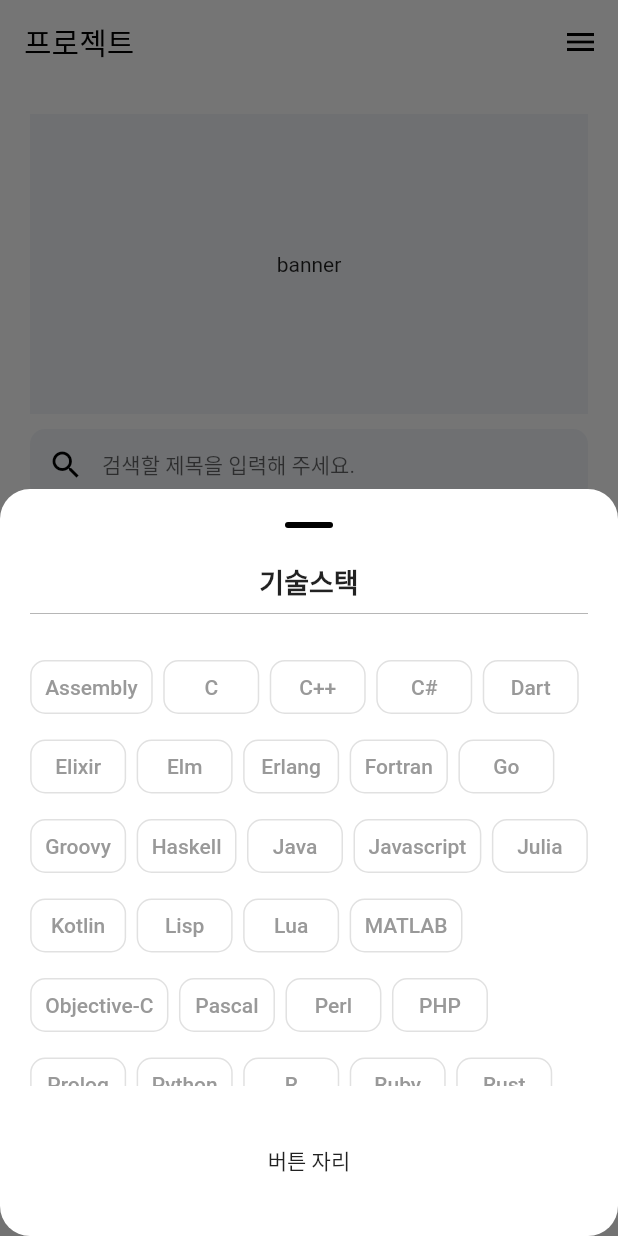
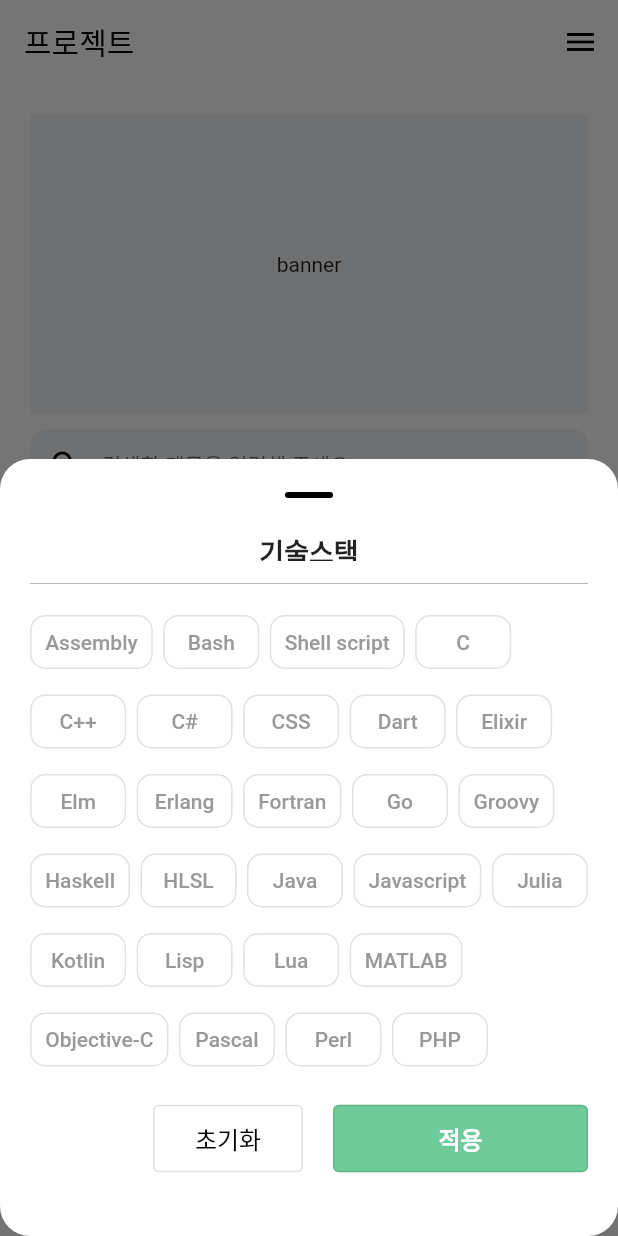
Before and after one commit to ggalmury/dev-community, a Flutter app: the screen it shows after launch, after a tap on "상세검색", after a tap on "기술스택", on a phone screen of 412 x 824 dp. Run offline on Flutter 3.47's test engine with Material 2 defaults, Android fonts, the phone set to English and light mode, and no system bars; our stand-ins replace bloc, equatable, flutter_bloc, logger.

Commit message:
finished implementing filtering

```diff
--- a/lib/bloc/screen/project/project_search_filter_bloc.dart
+++ b/lib/bloc/screen/project/project_search_filter_bloc.dart
@@ -12,6 +12,8 @@ class ProjectSearchFilterBloc extends Bloc<DefaultProjectSearchFilterEvent,
         _initProjectSearchFilterEventHandler(event, emit);
       } else if (event is SetProjectSearchFilterEvent) {
         _setProjectSearchFilterEventHandler(event, emit);
+      } else if (event is ResetProjectSearchFilterEvent) {
+        _resetProjectSearchFilterEventHandler(event, emit);
       }
     });
   }
@@ -32,7 +34,18 @@ class ProjectSearchFilterBloc extends Bloc<DefaultProjectSearchFilterEvent,
     newFilterMap[event.category] = copiedList;
 
     emit(CurrentProjectSearchFilterState(filterMap: newFilterMap));
-    loggerNoStack.i(state.filterMap);
+    loggerNoStack.i("SetProjectSearchFilterEvent: ${state.filterMap}");
+  }
+
+  void _resetProjectSearchFilterEventHandler(
+      ResetProjectSearchFilterEvent event, emit) {
+    final newFilterMap =
+        Map<SearchFilterCategory, List<String>>.from(state.filterMap);
+
+    newFilterMap[event.category] = [];
+
+    emit(CurrentProjectSearchFilterState(filterMap: newFilterMap));
+    loggerNoStack.i("ResetProjectSearchFilterEvent: ${state.filterMap}");
   }
 }
 
@@ -53,7 +66,16 @@ class SetProjectSearchFilterEvent extends DefaultProjectSearchFilterEvent {
   SetProjectSearchFilterEvent({required this.category, required this.data});
 
   @override
-  List<Object?> get props => [data];
+  List<Object?> get props => [category, data];
+}
+
+class ResetProjectSearchFilterEvent extends DefaultProjectSearchFilterEvent {
+  final SearchFilterCategory category;
+
+  ResetProjectSearchFilterEvent({required this.category});
+
+  @override
+  List<Object?> get props => [category];
 }
 
 // state
--- a/lib/main.dart
+++ b/lib/main.dart
@@ -1,7 +1,9 @@
+import 'package:dev_community/bloc/screen/project/project_search_filter_bloc.dart';
 import 'package:dev_community/screens/index.dart';
 import 'package:dev_community/utils/customs/custom_style.dart';
 import 'package:flutter/material.dart';
 import 'package:flutter/services.dart';
+import 'package:flutter_bloc/flutter_bloc.dart';
 import 'package:logger/logger.dart';
 
 var logger = Logger(
@@ -21,7 +23,14 @@ class MyApp extends StatelessWidget {
 
   @override
   Widget build(BuildContext context) {
-    return MaterialApp(
+    return MultiBlocProvider(
+      providers: [
+        BlocProvider(
+          create: (context) => ProjectSearchFilterBloc(),
+          lazy: false,
+        )
+      ],
+      child: MaterialApp(
         theme: ThemeData(
             scaffoldBackgroundColor: Colors.white,
             inputDecorationTheme: const InputDecorationTheme(
@@ -40,6 +49,7 @@ class MyApp extends StatelessWidget {
               foregroundColor: Colors.black,
             )),
         home: const Index(),
+      ),
     );
   }
 }
--- a/lib/screens/index.dart
+++ b/lib/screens/index.dart
@@ -4,8 +4,6 @@ import 'package:dev_community/screens/qna.dart';
 import 'package:dev_community/screens/study.dart';
 import 'package:dev_community/utils/customs/custom_color.dart';
 import 'package:flutter/material.dart';
-import 'package:flutter_bloc/flutter_bloc.dart';
-import '../bloc/screen/project/project_search_filter_bloc.dart';
 
 class Index extends StatefulWidget {
   const Index({super.key});
@@ -18,11 +16,7 @@ class _IndexState extends State<Index> {
   int _currentIndex = 0;
 
   final List<Widget> _screens = [
-    BlocProvider(
-      create: (context) => ProjectSearchFilterBloc(),
-      lazy: false,
-      child: const Project(),
-    ),
+    const Project(),
     const Study(),
     const QnA(),
     const Profile(),
--- a/lib/screens/project.dart
+++ b/lib/screens/project.dart
@@ -1,14 +1,11 @@
 import 'package:dev_community/main.dart';
 import 'package:dev_community/utils/customs/custom_color.dart';
-import 'package:dev_community/utils/helpers/screen_helper.dart';
 import 'package:dev_community/widgets/atoms/inputs/input_search.dart';
 import 'package:flutter/material.dart';
-import 'package:flutter_bloc/flutter_bloc.dart';
 import '../bloc/screen/project/project_search_filter_bloc.dart';
 import '../utils/enum.dart';
 import '../widgets/components/project_container.dart';
 import 'package:dev_community/utils/constant.dart' as constants;
-import '../widgets/components/search_filter_body.dart';
 import '../widgets/components/search_filter_row.dart';
 
 class Project extends StatefulWidget {
@@ -26,26 +23,6 @@ class _ProjectState extends State<Project> {
     setState(() {
       searchFilterToggle = !searchFilterToggle;
     });
-  }
-
-  void _dispatchProjectSearchFilterEvent(
-      SearchFilterCategory category, String data) {
-    context
-        .read<ProjectSearchFilterBloc>()
-        .add(SetProjectSearchFilterEvent(category: category, data: data));
-  }
-
-  void _activateBottomSheet(
-      SearchFilterCategory category, String label, List<String> list) {
-    ScreenHelper().modalBottomSheetHandler(
-        context,
-        SearchFilterBody<ProjectSearchFilterBloc>(
-          category: category,
-          list: list,
-          label: label,
-          onChipPressed: _dispatchProjectSearchFilterEvent,
-        ),
-        450);
   }
 
   @override
@@ -110,54 +87,30 @@ class _ProjectState extends State<Project> {
                                       )),
                                 ),
                                 if (searchFilterToggle)
-                                  Column(children: [
+                                  const Column(children: [
                                     SearchFilterRow<ProjectSearchFilterBloc,
                                         DefaultProjectSearchFilterState>(
                                       label: "기술스택",
                                       category: SearchFilterCategory.techSkill,
-                                      onPressed: () {
-                                        _activateBottomSheet(
-                                          SearchFilterCategory.techSkill,
-                                          "기술스택",
-                                          constants.techSkill,
-                                        );
-                                      },
+                                      elements: constants.techSkill,
                                     ),
                                     SearchFilterRow<ProjectSearchFilterBloc,
                                         DefaultProjectSearchFilterState>(
                                       label: "포지션",
                                       category: SearchFilterCategory.position,
-                                      onPressed: () {
-                                        _activateBottomSheet(
-                                          SearchFilterCategory.position,
-                                          "포지션",
-                                          constants.position,
-                                        );
-                                      },
+                                      elements: constants.position,
                                     ),
                                     SearchFilterRow<ProjectSearchFilterBloc,
                                         DefaultProjectSearchFilterState>(
                                       label: "진행방식",
                                       category: SearchFilterCategory.process,
-                                      onPressed: () {
-                                        _activateBottomSheet(
-                                          SearchFilterCategory.process,
-                                          "진행방식",
-                                          constants.process,
-                                        );
-                                      },
+                                      elements: constants.process,
                                     ),
                                     SearchFilterRow<ProjectSearchFilterBloc,
                                         DefaultProjectSearchFilterState>(
-                                      label: "모집기한",
+                                      label: "모집기한(임시)",
                                       category: SearchFilterCategory.techSkill,
-                                      onPressed: () {
-                                        _activateBottomSheet(
-                                          SearchFilterCategory.techSkill,
-                                          "모집기한(임시)",
-                                          constants.techSkill,
-                                        );
-                                      },
+                                      elements: constants.techSkill,
                                     ),
                                   ]),
                               ]),
--- a/lib/utils/constant.dart
+++ b/lib/utils/constant.dart
@@ -1,8 +1,11 @@
 const List<String> techSkill = [
   "Assembly",
+  "Bash",
+  "Shell script",
   "C",
   "C++",
   "C#",
+  "CSS",
   "Dart",
   "Elixir",
   "Elm",
@@ -11,6 +14,7 @@ const List<String> techSkill = [
   "Go",
   "Groovy",
   "Haskell",
+  "HLSL",
   "Java",
   "Javascript",
   "Julia",
@@ -27,12 +31,16 @@ const List<String> techSkill = [
   "R",
   "Ruby",
   "Rust",
+  "SASS",
+  "SCSS",
   "Scala",
+  "Solidity",
   "Swift",
   "Scheme",
   "Typescript",
   "Visual Basic",
   "Zig",
+  ".NET Framework",
   "Angular",
   "AWS",
   "Apollo",
@@ -66,8 +74,10 @@ const List<String> techSkill = [
   "ReactNative",
   "Redis",
   "Ruby on Rails",
+  "Spring",
   "SpringBoot",
   "SQLite",
+  "Tailwind",
   "TensorFlow",
   "Unity",
   "Unreal",
--- a/lib/widgets/atoms/buttons/button_category.dart
+++ b/lib/widgets/atoms/buttons/button_category.dart
@@ -10,7 +10,7 @@ class ButtonCategory extends StatelessWidget {
   @override
   Widget build(BuildContext context) {
     return SizedBox(
-      width: 100,
+      width: 120,
       child: OutlinedButton(
         onPressed: onPressed,
         child: Text(title),
--- /dev/null
+++ b/lib/widgets/atoms/buttons/button_submit.dart
@@ -0,0 +1,45 @@
+import 'package:flutter/material.dart';
+
+class ButtonSubmit extends StatelessWidget {
+  final String label;
+  final void Function() onPressed;
+  final double? width;
+  final double? height;
+  final Color? backgroundColor;
+  final Color? foregroundColor;
+  final double? fontSize;
+  final FontWeight? fontWeight;
+
+  const ButtonSubmit(
+      {super.key,
+      required this.label,
+      required this.onPressed,
+      this.width,
+      this.height,
+      this.backgroundColor,
+      this.foregroundColor,
+      this.fontSize,
+      this.fontWeight});
+
+  @override
+  Widget build(BuildContext context) {
+    return SizedBox(
+      width: width,
+      height: height,
+      child: OutlinedButton(
+        onPressed: onPressed,
+        style: OutlinedButton.styleFrom(
+          backgroundColor: backgroundColor,
+          foregroundColor: foregroundColor,
+        ),
+        child: Text(
+          label,
+          style: TextStyle(
+            fontSize: fontSize,
+            fontWeight: fontWeight,
+          ),
+        ),
+      ),
+    );
+  }
+}
--- a/lib/widgets/atoms/buttons/search_filter_chip.dart
+++ b/lib/widgets/atoms/buttons/search_filter_chip.dart
@@ -1,37 +1,42 @@
 import 'package:dev_community/utils/customs/custom_color.dart';
 import 'package:flutter/material.dart';
+import 'package:flutter_bloc/flutter_bloc.dart';
+import '../../../bloc/screen/project/project_search_filter_bloc.dart';
+import '../../../utils/enum.dart';
 
-class SearchFilterChip extends StatefulWidget {
-  final String title;
+class SearchFilterChip<T extends Bloc<dynamic, K>, K> extends StatefulWidget {
+  final String label;
+  final SearchFilterCategory category;
   final void Function() onPressed;
 
   const SearchFilterChip(
-      {super.key, required this.title, required this.onPressed});
+      {super.key,
+      required this.label,
+      required this.category,
+      required this.onPressed});
 
   @override
-  State<SearchFilterChip> createState() => _SearchFilterChipState();
+  State<SearchFilterChip> createState() => _SearchFilterChipState<T, K>();
 }
 
-class _SearchFilterChipState extends State<SearchFilterChip> {
-  bool toggle = false;
-
-  void onToggle() {
-    setState(() {
-      toggle = !toggle;
-    });
-
-    widget.onPressed();
-  }
-
-  @override
-  void initState() {
-    super.initState();
+class _SearchFilterChipState<T extends Bloc<dynamic, K>, K>
+    extends State<SearchFilterChip> {
+  bool _setToggle(List<String> list) {
+    return list.contains(widget.label) ? true : false;
   }
 
   @override
   Widget build(BuildContext context) {
+    return BlocBuilder<T, K>(
+      builder: (context, state) {
+        bool toggle = false;
+
+        if (state is DefaultProjectSearchFilterState) {
+          toggle = _setToggle(state.filterMap[widget.category]!);
+        }
+
         return OutlinedButton(
-        onPressed: onToggle,
+          onPressed: widget.onPressed,
           style: OutlinedButton.styleFrom(
             padding: const EdgeInsets.all(10),
             shape: RoundedRectangleBorder(
@@ -44,10 +49,13 @@ class _SearchFilterChipState extends State<SearchFilterChip> {
             backgroundColor: toggle ? CustomColor.whiteGrey1 : Colors.white,
           ),
           child: Text(
-          widget.title,
+            widget.label,
             style: TextStyle(
               color: toggle ? Colors.black : CustomColor.grey,
             ),
-        ));
+          ),
+        );
+      },
+    );
   }
 }
--- a/lib/widgets/components/search_filter_body.dart
+++ b/lib/widgets/components/search_filter_body.dart
@@ -1,62 +1,123 @@
+import 'package:dev_community/utils/customs/custom_color.dart';
+import 'package:dev_community/widgets/atoms/buttons/button_submit.dart';
 import 'package:flutter/material.dart';
 import 'package:flutter_bloc/flutter_bloc.dart';
+import '../../bloc/screen/project/project_search_filter_bloc.dart';
 import '../../utils/enum.dart';
 import '../atoms/buttons/search_filter_chip.dart';
 
-class SearchFilterBody<T extends Bloc> extends StatelessWidget {
+class SearchFilterBody<T extends Bloc<dynamic, K>, K> extends StatefulWidget {
+  final String label;
   final SearchFilterCategory category;
-  final String label;
-  final List<String> list;
-  final void Function(SearchFilterCategory, String) onChipPressed;
+  final List<String> elements;
 
-  const SearchFilterBody(
-      {super.key,
-      required this.category,
-      required this.label,
-      required this.list,
-      required this.onChipPressed});
+  const SearchFilterBody({
+    super.key,
+    required this.label,
+    required this.category,
+    required this.elements,
+  });
+
+  @override
+  State<SearchFilterBody> createState() => _SearchFilterBodyState<T, K>();
+}
+
+class _SearchFilterBodyState<T extends Bloc<dynamic, K>, K>
+    extends State<SearchFilterBody> {
+  void _dispatchEvent(String data) {
+    dynamic event;
+
+    if (T == ProjectSearchFilterBloc) {
+      event =
+          SetProjectSearchFilterEvent(category: widget.category, data: data);
+    } else {
+      return;
+    }
+
+    context.read<T>().add(event);
+  }
+
+  void _dispatchResetEvent() {
+    dynamic event;
+
+    if (T == ProjectSearchFilterBloc) {
+      event = ResetProjectSearchFilterEvent(category: widget.category);
+    } else {
+      return;
+    }
+
+    context.read<T>().add(event);
+  }
+
+  void _closeBottomSheet() {
+    Navigator.pop(context);
+  }
 
   @override
   Widget build(BuildContext context) {
     return Column(
       children: [
         SizedBox(
-            height: 30,
+            height: 20,
             child: Text(
-              label,
+              widget.label,
               style: const TextStyle(
                 fontSize: 18,
                 fontWeight: FontWeight.bold,
               ),
             )),
         const Divider(
-          height: 10,
+          height: 30,
           thickness: 0.5,
           color: Colors.grey,
-        ),
-        const SizedBox(
-          height: 20,
         ),
         Expanded(
           child: SingleChildScrollView(
             child: Wrap(
                 spacing: 7,
                 runSpacing: 5,
-                children: List.generate(list.length, (index) {
-                  return SearchFilterChip(
-                    title: list[index],
+                children: List.generate(widget.elements.length, (index) {
+                  return SearchFilterChip<T, K>(
+                    label: widget.elements[index],
+                    category: widget.category,
                     onPressed: () {
-                      onChipPressed(category, list[index]);
+                      _dispatchEvent(widget.elements[index]);
                     },
                   );
                 })),
           ),
         ),
+        SizedBox(
+          height: 70,
+          child: Row(
+            mainAxisAlignment: MainAxisAlignment.end,
+            children: [
+              ButtonSubmit(
+                label: "초기화",
+                onPressed: _dispatchResetEvent,
+                width: 100,
+                height: 45,
+                fontSize: 16,
+              ),
+              const SizedBox(
+                width: 20,
+              ),
+              ButtonSubmit(
+                label: "적용",
+                onPressed: _closeBottomSheet,
+                width: 170,
+                height: 45,
+                backgroundColor: CustomColor.mint,
+                foregroundColor: Colors.white,
+                fontSize: 16,
+                fontWeight: FontWeight.bold,
+              )
+            ],
+          ),
+        ),
         const SizedBox(
-            height: 100,
-            child: Center(
-              child: Text("버튼 자리"),
-            )),
+          height: 30,
+        )
       ],
     );
   }
--- a/lib/widgets/components/search_filter_row.dart
+++ b/lib/widgets/components/search_filter_row.dart
@@ -1,34 +1,56 @@
 import 'package:dev_community/bloc/screen/project/project_search_filter_bloc.dart';
-import 'package:dev_community/utils/customs/custom_color.dart';
 import 'package:dev_community/utils/enum.dart';
+import 'package:dev_community/widgets/atoms/buttons/searched_filter_chip.dart';
+import 'package:dev_community/widgets/components/search_filter_body.dart';
 import 'package:flutter/material.dart';
 import 'package:flutter_bloc/flutter_bloc.dart';
+import '../../utils/helpers/screen_helper.dart';
 import '../atoms/buttons/button_category.dart';
 
-class SearchFilterRow<T extends StateStreamable<K>, K> extends StatelessWidget {
+class SearchFilterRow<T extends Bloc<dynamic, K>, K> extends StatefulWidget {
   final String label;
   final SearchFilterCategory category;
-  final void Function() onPressed;
+  final List<String> elements;
 
   const SearchFilterRow({
     super.key,
     required this.label,
     required this.category,
-    required this.onPressed,
+    required this.elements,
   });
+
+  @override
+  State<SearchFilterRow> createState() => _SearchFilterRowState<T, K>();
+}
+
+class _SearchFilterRowState<T extends Bloc<dynamic, K>, K>
+    extends State<SearchFilterRow> {
+  void _activateBottomSheet() {
+    ScreenHelper().modalBottomSheetHandler(
+        context,
+        SearchFilterBody<T, K>(
+          label: widget.label,
+          category: widget.category,
+          elements: widget.elements,
+        ),
+        470);
+  }
 
   @override
   Widget build(BuildContext context) {
     return Row(
       children: [
-        ButtonCategory(title: label, onPressed: onPressed),
+        ButtonCategory(title: widget.label, onPressed: _activateBottomSheet),
+        const SizedBox(
+          width: 10,
+        ),
         Expanded(
           child: BlocBuilder<T, K>(
             builder: (context, state) {
               List<String> list = [];
 
               if (state is DefaultProjectSearchFilterState) {
-                list = state.filterMap[category]!;
+                list = state.filterMap[widget.category]!;
               }
 
               return SingleChildScrollView(
@@ -37,10 +59,8 @@ class SearchFilterRow<T extends StateStreamable<K>, K> extends StatelessWidget {
                   children: List.generate(
                     list.length,
                     (index) {
-                      return Container(
-                        width: 50,
-                        color: CustomColor.whiteGrey2,
-                        child: Center(child: Text(list[index])),
+                      return SearchedFilterChip(
+                        label: list[index],
                       );
                     },
                   ),
```
Also changed, not shown: lib/widgets/atoms/buttons/searched_filter_chip.dart (added, +23 -0 lines). Lines whose indentation alone changed are shown as unchanged.
